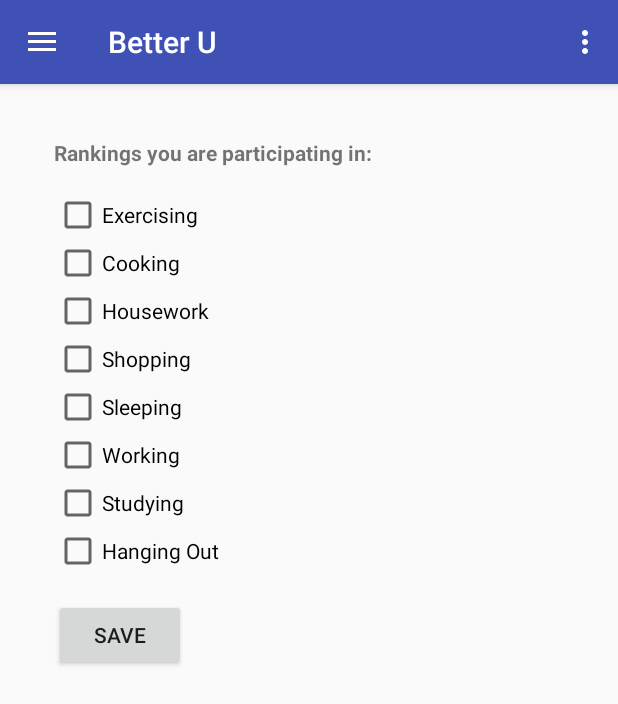
After one commit to UCSD-BetterU/BetterU, an Android app: the fragment RankingSettingsDialogFragment placed in its activity, on a phone screen of 412 x 824 dp. The commit adds this screen. Shown: the top 704 px of the screen. Run offline under Robolectric (Android 15) with nearby library versions, the phone set to English and light mode, and no system bars; libraries missing offline, so code that uses them is left out: com.facebook, com.facebook.login; 8 statements that could not run were skipped.

Commit message:
edit ranking preference

```diff
--- /dev/null
+++ b/app/src/main/java/com/betteru/ucsd/myapplication4/RankingSettingsDialogFragment.java
@@ -0,0 +1,169 @@
+package com.betteru.ucsd.myapplication4;
+
+import android.app.Dialog;
+import android.app.DialogFragment;
+import android.content.Intent;
+import android.os.Bundle;
+import android.util.Log;
+import android.view.LayoutInflater;
+import android.view.View;
+import android.view.ViewGroup;
+import android.view.Window;
+import android.widget.Button;
+import android.widget.CheckBox;
+import android.widget.CompoundButton;
+
+public class RankingSettingsDialogFragment extends DialogFragment {
+
+    private CheckBox exercisingCheckbox;
+    private boolean exercisingRanking;
+    private CheckBox cookingCheckbox;
+    private boolean cookingRanking;
+    private CheckBox houseworkCheckbox;
+    private boolean houseworkRanking;
+    private CheckBox shoppingCheckbox;
+    private boolean shoppingRanking;
+    private CheckBox sleepingCheckbox;
+    private boolean sleepingRanking;
+    private CheckBox workingCheckbox;
+    private boolean workingRanking;
+    private CheckBox studyingCheckbox;
+    private boolean studyingRanking;
+    private CheckBox hangingoutCheckbox;
+    private boolean hangingoutRanking;
+
+    @Override
+    public View onCreateView(LayoutInflater inflater, ViewGroup container,
+                             Bundle savedInstanceState) {
+        // Inflate the layout to use as dialog or embedded fragment
+        return inflater.inflate(R.layout.fragment_ranking_settings_dialog, container, false);
+    }
+
+    @Override
+    public void onViewCreated(View view, Bundle savedInstanceState) {
+
+        exercisingRanking = getArguments().getBoolean("exercisingRanking", false);
+        cookingRanking = getArguments().getBoolean("cookingRanking", false);
+        houseworkRanking = getArguments().getBoolean("houseworkRanking", false);
+        shoppingRanking = getArguments().getBoolean("shoppingRanking", false);
+        sleepingRanking = getArguments().getBoolean("sleepingRanking", false);
+        workingRanking = getArguments().getBoolean("workingRanking", false);
+        studyingRanking = getArguments().getBoolean("studyingRanking", false);
+        hangingoutRanking = getArguments().getBoolean("hangingoutRanking", false);
+
+        exercisingCheckbox = (CheckBox) getView().findViewById(R.id.ranking_checkbox_exercising);
+        exercisingCheckbox.setChecked(exercisingRanking);
+        exercisingCheckbox.setOnCheckedChangeListener(new CompoundButton.OnCheckedChangeListener() {
+            @Override
+            public void onCheckedChanged(CompoundButton buttonView,boolean isChecked) {
+                exercisingRanking = isChecked;
+                Log.i("DYQQQ","exercising checked: "+Boolean.toString(isChecked));
+            }}
+        );
+        cookingCheckbox = (CheckBox) getView().findViewById(R.id.ranking_checkbox_cooking);
+        cookingCheckbox.setChecked(cookingRanking);
+        cookingCheckbox.setOnCheckedChangeListener(new CompoundButton.OnCheckedChangeListener() {
+            @Override
+            public void onCheckedChanged(CompoundButton buttonView,boolean isChecked) {
+                cookingRanking = isChecked;
+            }}
+        );
+        houseworkCheckbox = (CheckBox) getView().findViewById(R.id.ranking_checkbox_housework);
+        houseworkCheckbox.setChecked(houseworkRanking);
+        houseworkCheckbox.setOnCheckedChangeListener(new CompoundButton.OnCheckedChangeListener() {
+            @Override
+            public void onCheckedChanged(CompoundButton buttonView,boolean isChecked) {
+                houseworkRanking = isChecked;
+            }}
+        );
+        shoppingCheckbox = (CheckBox) getView().findViewById(R.id.ranking_checkbox_shopping);
+        shoppingCheckbox.setChecked(shoppingRanking);
+        shoppingCheckbox.setOnCheckedChangeListener(new CompoundButton.OnCheckedChangeListener() {
+            @Override
+            public void onCheckedChanged(CompoundButton buttonView,boolean isChecked) {
+                shoppingRanking = isChecked;
+            }}
+        );
+        sleepingCheckbox = (CheckBox) getView().findViewById(R.id.ranking_checkbox_sleeping);
+        sleepingCheckbox.setChecked(sleepingRanking);
+        sleepingCheckbox.setOnCheckedChangeListener(new CompoundButton.OnCheckedChangeListener() {
+            @Override
+            public void onCheckedChanged(CompoundButton buttonView,boolean isChecked) {
+                sleepingRanking = isChecked;
+            }}
+        );
+        workingCheckbox = (CheckBox) getView().findViewById(R.id.ranking_checkbox_working);
+        workingCheckbox.setChecked(workingRanking);
+        workingCheckbox.setOnCheckedChangeListener(new CompoundButton.OnCheckedChangeListener() {
+            @Override
+            public void onCheckedChanged(CompoundButton buttonView,boolean isChecked) {
+                workingRanking = isChecked;
+            }}
+        );
+        studyingCheckbox = (CheckBox) getView().findViewById(R.id.ranking_checkbox_studying);
+        studyingCheckbox.setChecked(studyingRanking);
+        studyingCheckbox.setOnCheckedChangeListener(new CompoundButton.OnCheckedChangeListener() {
+            @Override
+            public void onCheckedChanged(CompoundButton buttonView,boolean isChecked) {
+                studyingRanking = isChecked;
+            }}
+        );
+        hangingoutCheckbox = (CheckBox) getView().findViewById(R.id.ranking_checkbox_hangingout);
+        hangingoutCheckbox.setChecked(hangingoutRanking);
+        hangingoutCheckbox.setOnCheckedChangeListener(new CompoundButton.OnCheckedChangeListener() {
+            @Override
+            public void onCheckedChanged(CompoundButton buttonView,boolean isChecked) {
+                hangingoutRanking = isChecked;
+            }}
+        );
+
+        Button saveSettings = (Button) getView().findViewById(R.id.ranking_button_save_settings);
+        saveSettings.setOnClickListener(new View.OnClickListener() {
+            @Override
+            public void onClick(View view) {
+                Intent intent = new Intent("DialogChangeSaved");
+                intent.putExtra("exercisingRanking", exercisingRanking);
+                intent.putExtra("cookingRanking", cookingRanking);
+                intent.putExtra("houseworkRanking", houseworkRanking);
+                intent.putExtra("shoppingRanking", shoppingRanking);
+                intent.putExtra("sleepingRanking", sleepingRanking);
+                intent.putExtra("workingRanking", workingRanking);
+                intent.putExtra("studyingRanking", studyingRanking);
+                intent.putExtra("hangingoutRanking", hangingoutRanking);
+                getActivity().sendBroadcast(intent);
+                getDialog().dismiss();
+            }
+        });
+    }
+
+    @Override
+    public Dialog onCreateDialog(Bundle savedInstanceState) {
+        Dialog dialog = super.onCreateDialog(savedInstanceState);
+        dialog.requestWindowFeature(Window.FEATURE_NO_TITLE);
+        return dialog;
+    }
+
+    public static RankingSettingsDialogFragment newInstance(
+            boolean exercisingRanking,
+            boolean cookingRanking,
+            boolean houseworkRanking,
+            boolean shoppingRanking,
+            boolean sleepingRanking,
+            boolean workingRanking,
+            boolean studyingRanking,
+            boolean hangingoutRanking
+    ) {
+        RankingSettingsDialogFragment fragment = new RankingSettingsDialogFragment();
+        Bundle args = new Bundle();
+        args.putBoolean("exercisingRanking", exercisingRanking);
+        args.putBoolean("cookingRanking", cookingRanking);
+        args.putBoolean("houseworkRanking", houseworkRanking);
+        args.putBoolean("shoppingRanking", shoppingRanking);
+        args.putBoolean("sleepingRanking", sleepingRanking);
+        args.putBoolean("workingRanking", workingRanking);
+        args.putBoolean("studyingRanking", studyingRanking);
+        args.putBoolean("hangingoutRanking", hangingoutRanking);
+        fragment.setArguments(args);
+        return fragment;
+    }
+}
--- /dev/null
+++ b/app/src/main/res/layout/fragment_ranking_settings_dialog.xml
@@ -0,0 +1,72 @@
+<FrameLayout xmlns:android="http://schemas.android.com/apk/res/android"
+    xmlns:tools="http://schemas.android.com/tools"
+    android:layout_width="match_parent"
+    android:layout_height="match_parent"
+    android:orientation="vertical"
+    android:padding="20dp"
+    tools:context="com.betteru.ucsd.myapplication4.RankingSettingsDialogFragment">
+
+
+    <LinearLayout
+        android:orientation="vertical"
+        android:layout_width="match_parent"
+        android:layout_height="match_parent"
+        android:padding="16dp">
+
+        <TextView
+            android:layout_width="wrap_content"
+            android:layout_height="wrap_content"
+            android:text="Rankings you are participating in: "
+            android:textStyle="bold"
+            android:layout_marginBottom="16dp"/>
+
+        <CheckBox
+            android:layout_width="wrap_content"
+            android:layout_height="wrap_content"
+            android:id="@+id/ranking_checkbox_exercising"
+            android:text="Exercising" />
+        <CheckBox
+            android:layout_width="wrap_content"
+            android:layout_height="wrap_content"
+            android:id="@+id/ranking_checkbox_cooking"
+            android:text="Cooking" />
+        <CheckBox
+            android:layout_width="wrap_content"
+            android:layout_height="wrap_content"
+            android:id="@+id/ranking_checkbox_housework"
+            android:text="Housework" />
+        <CheckBox
+            android:layout_width="wrap_content"
+            android:layout_height="wrap_content"
+            android:id="@+id/ranking_checkbox_shopping"
+            android:text="Shopping" />
+        <CheckBox
+            android:layout_width="wrap_content"
+            android:layout_height="wrap_content"
+            android:id="@+id/ranking_checkbox_sleeping"
+            android:text="Sleeping" />
+        <CheckBox
+            android:layout_width="wrap_content"
+            android:layout_height="wrap_content"
+            android:id="@+id/ranking_checkbox_working"
+            android:text="Working" />
+        <CheckBox
+            android:layout_width="wrap_content"
+            android:layout_height="wrap_content"
+            android:id="@+id/ranking_checkbox_studying"
+            android:text="Studying" />
+        <CheckBox
+            android:layout_width="wrap_content"
+            android:layout_height="wrap_content"
+            android:id="@+id/ranking_checkbox_hangingout"
+            android:text="Hanging Out" />
+
+        <Button
+            android:layout_width="wrap_content"
+            android:layout_height="wrap_content"
+            android:id="@+id/ranking_button_save_settings"
+            android:layout_marginTop="16dp"
+            android:text="@string/save"/>
+    </LinearLayout>
+
+</FrameLayout>
--- a/app/src/main/res/values/strings.xml
+++ b/app/src/main/res/values/strings.xml
@@ -68,6 +68,7 @@
     <!-- TODO: Remove or change this placeholder text -->
     <string name="ranking_peer">Peer</string>
     <string name="ranking_all">All</string>
+    <string name="save">Save</string>
 
 
     <string-array name="challenge_activity_array">
```
Also changed, not shown: app/src/main/java/com/betteru/ucsd/myapplication4/RankingFragment.java (+80 -0 lines), app/src/main/res/layout/fragment_ranking.xml (+9 -0 lines).
